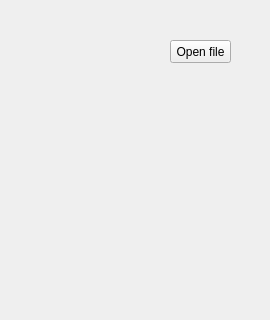
The window that Rob/Assignment 4/pathplanner/Assign04_Group1/Assign04Widget.ui (isurup/kalle-martin-group) describes before a commit, drawn with Qt 5; both pictures show x 0 to 270 and y 0 to 320 of the 270 by 715 pixel window.
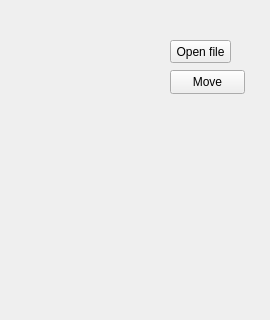
The same window after the commit.

The edit to the form file:
```diff
--- a/Rob/Assignment 4/pathplanner/Assign04_Group1/Assign04Widget.ui
+++ b/Rob/Assignment 4/pathplanner/Assign04_Group1/Assign04Widget.ui
@@ -33,6 +33,19 @@
      <string>Open file</string>
     </property>
    </widget>
+   <widget class="QPushButton" name="btnMove">
+    <property name="geometry">
+     <rect>
+      <x>170</x>
+      <y>70</y>
+      <width>75</width>
+      <height>24</height>
+     </rect>
+    </property>
+    <property name="text">
+     <string>Move</string>
+    </property>
+   </widget>
   </widget>
  </widget>
  <resources/>
```
